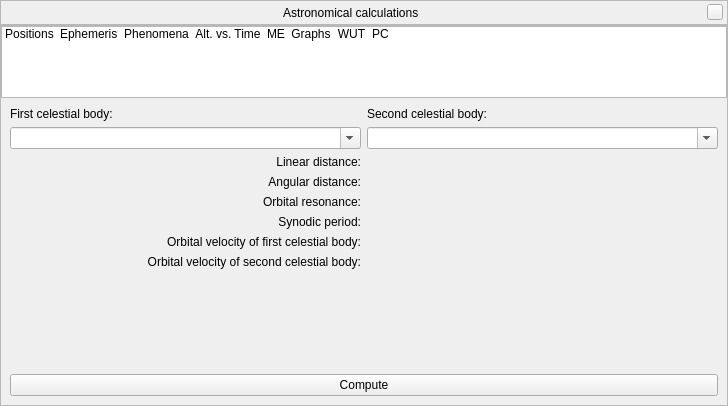
Old version of the form src/gui/astroCalcDialog.ui in the repository 519984307/stellarium_src.
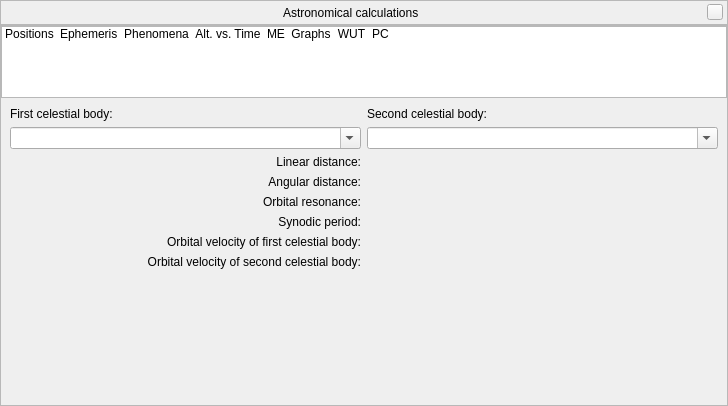
New version of the form. The open tabs and pages were chosen to show the change. Icons and pictures are not drawn. Custom widgets are drawn as their Qt base class.

Patch:
```diff
--- a/src/gui/astroCalcDialog.ui
+++ b/src/gui/astroCalcDialog.ui
@@ -1238,13 +1238,6 @@
             </item>
            </layout>
           </item>
-          <item row="2" column="0">
-           <widget class="QPushButton" name="computePlanetaryDataButton">
-            <property name="text">
-             <string>Compute</string>
-            </property>
-           </widget>
-          </item>
           <item row="1" column="0">
            <spacer name="verticalSpacer">
             <property name="orientation">
```
